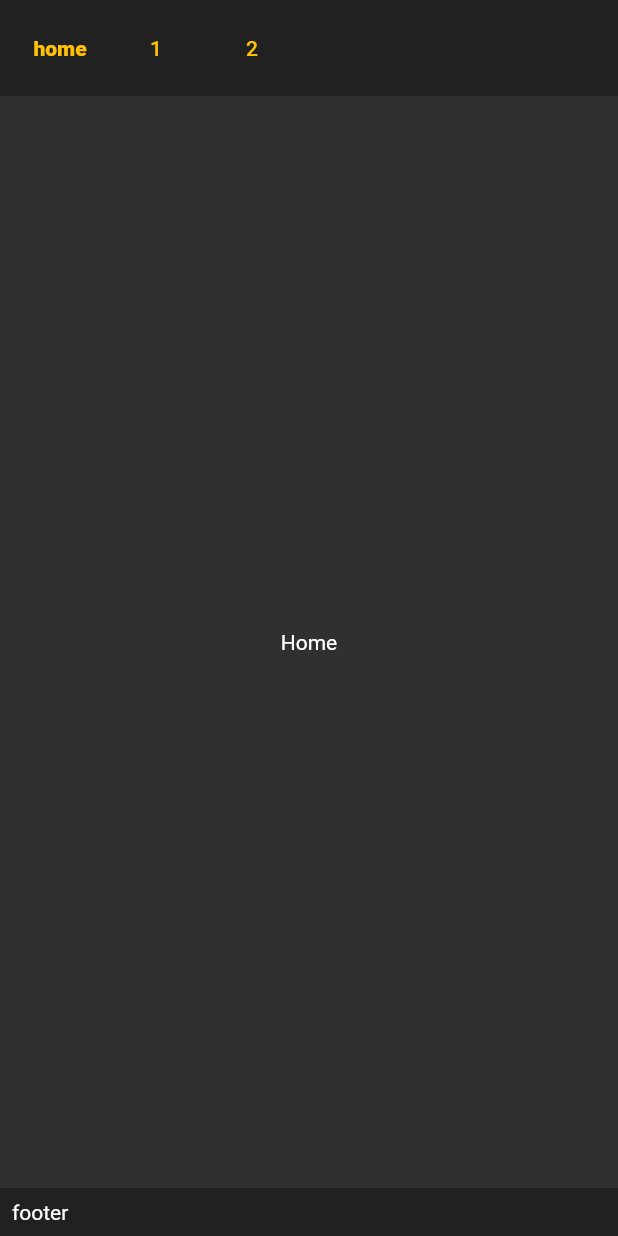
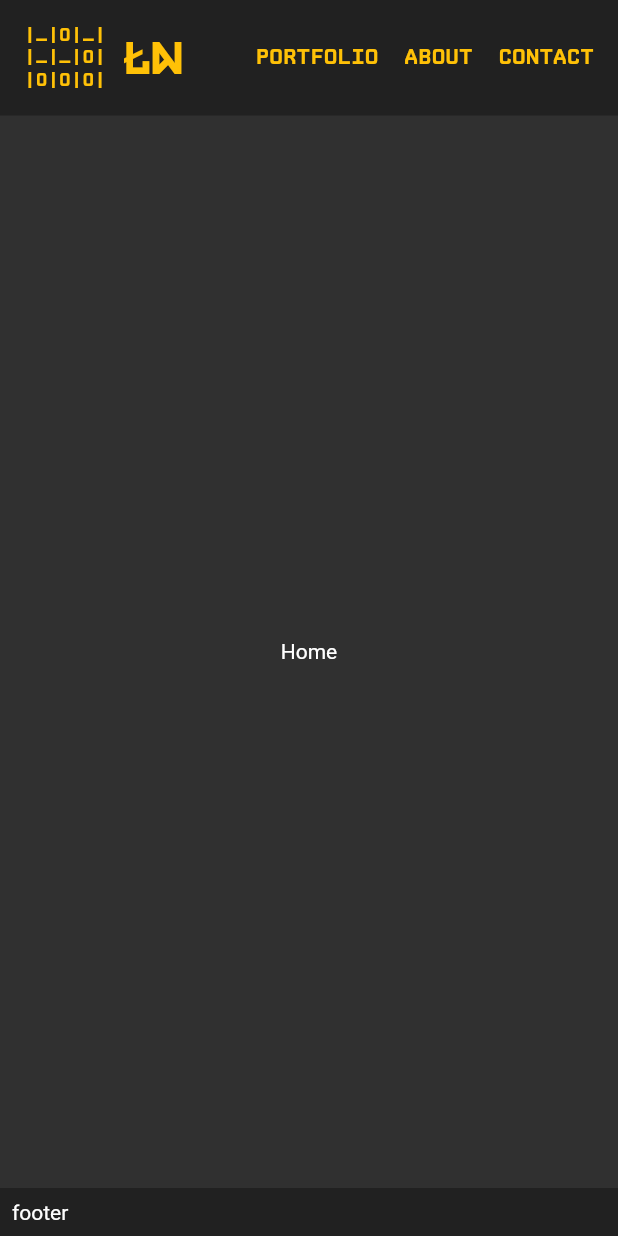
Before and after one commit to GenixPL/portfolio5, a Flutter app: the screen it shows after launch, on a phone screen of 412 x 824 dp. Run offline on Flutter 3.47's test engine with Material 2 defaults, Android fonts, the light colour scheme and no system bars; our stand-ins replace go_router.

Commit message:
screen renames, fonts and starting theme

```diff
--- a/lib/app.dart
+++ b/lib/app.dart
@@ -1,5 +1,6 @@
 import 'package:flutter/material.dart';
 import 'package:go_router/go_router.dart';
+import 'package:portfolio5/styles/_styles.dart';
 
 class App extends StatelessWidget {
   const App({
@@ -12,10 +13,7 @@ class App extends StatelessWidget {
   @override
   Widget build(BuildContext context) {
     return MaterialApp.router(
-      theme: ThemeData(
-        primarySwatch: Colors.amber,
-        brightness: Brightness.dark,
-      ),
+      theme: themeData,
       routerConfig: router,
     );
   }
--- a/lib/router.dart
+++ b/lib/router.dart
@@ -16,18 +16,26 @@ final GoRouter router = GoRouter(
           },
         ),
         GoRoute(
-          path: Screen1.path,
+          path: PortfolioScreen.path,
           pageBuilder: (BuildContext context, GoRouterState state) {
             return _defaultPageBuilder(
-              child: const Screen1(),
+              child: const PortfolioScreen(),
             );
           },
         ),
         GoRoute(
-          path: Screen2.path,
+          path: AboutScreen.path,
           pageBuilder: (BuildContext context, GoRouterState state) {
             return _defaultPageBuilder(
-              child: const Screen2(),
+              child: const AboutScreen(),
+            );
+          },
+        ),
+        GoRoute(
+          path: ContactScreen.path,
+          pageBuilder: (BuildContext context, GoRouterState state) {
+            return _defaultPageBuilder(
+              child: const ContactScreen(),
             );
           },
         ),
--- a/lib/screens/_screens.dart
+++ b/lib/screens/_screens.dart
@@ -1,3 +1,4 @@
+export 'about_screen.dart';
+export 'contact_screen.dart';
 export 'home_screen.dart';
-export 'screen_1.dart';
-export 'screen_2.dart';
+export 'portfolio_screen.dart';
--- a/lib/screens/screen_1.dart
+++ b/lib/screens/portfolio_screen.dart
@@ -1,10 +1,10 @@
 import 'package:flutter/material.dart';
 import 'package:portfolio5/widgets/_widgets.dart';
 
-class Screen1 extends StatelessWidget {
-  const Screen1({super.key});
+class PortfolioScreen extends StatelessWidget {
+  const PortfolioScreen({super.key});
 
-  static const String path = '/screen1';
+  static const String path = '/portfolio';
 
   @override
   Widget build(BuildContext context) {
@@ -13,7 +13,7 @@ class Screen1 extends StatelessWidget {
         style: ContentContainerStyle.centeredWithBottomFooter,
         footer: const Footer(),
         contents: <Widget>[
-          const Text('screen 1'),
+          const Text('portfolio'),
           Container(
             color: Colors.amber,
             height: 300,
--- /dev/null
+++ b/lib/styles/_styles.dart
@@ -0,0 +1,2 @@
+export 'font_family.dart';
+export 'theme_data.dart';
--- /dev/null
+++ b/lib/styles/font_family.dart
@@ -0,0 +1,13 @@
+enum FontFamily {
+  cpMono,
+  kontanter,
+  prime;
+
+  String assetName() {
+    return switch (this) {
+      cpMono => 'CPMono',
+      kontanter => 'Kontanter',
+      prime => 'Prime',
+    };
+  }
+}
--- /dev/null
+++ b/lib/styles/theme_data.dart
@@ -0,0 +1,19 @@
+import 'package:flutter/material.dart';
+
+final ThemeData themeData = ThemeData(
+  primarySwatch: Colors.amber,
+  brightness: Brightness.dark,
+  textButtonTheme: TextButtonThemeData(
+    style: ButtonStyle(
+      overlayColor: MaterialStateProperty.all(Colors.transparent),
+      foregroundColor: MaterialStateProperty.resolveWith<Color?>(
+        (Set<MaterialState> states) {
+          if (states.contains(MaterialState.hovered)) {
+            return Colors.white;
+          }
+          return null;
+        },
+      ),
+    ),
+  ),
+);
--- a/lib/widgets/_widgets.dart
+++ b/lib/widgets/_widgets.dart
@@ -1,3 +1,4 @@
+export 'common_buttons/_common_buttons.dart';
 export 'content_container.dart';
 export 'footer.dart';
 export 'shell.dart';
--- a/lib/widgets/top_bar.dart
+++ b/lib/widgets/top_bar.dart
@@ -1,6 +1,7 @@
 import 'package:flutter/material.dart';
 import 'package:go_router/go_router.dart';
 import 'package:portfolio5/screens/_screens.dart';
+import 'package:portfolio5/styles/_styles.dart';
 
 class TopBar extends StatelessWidget {
   const TopBar({
@@ -18,20 +19,46 @@ class TopBar extends StatelessWidget {
         padding: const EdgeInsets.all(8.0),
         child: Row(
           children: [
-            _Button(
+            TextButton(
+              onPressed: () => context.go(HomeScreen.path),
+              child: Row(
+                children: [
+                  Text(
+                    '|_|0|_|\n|_|_|0|\n|0|0|0|',
+                    style: TextStyle(
+                      height: 1.25,
+                      fontFamily: FontFamily.cpMono.assetName(),
+                      fontSize: 12.0,
+                    ),
+                  ),
+                  const SizedBox(width: 12.0),
+                  Text(
+                    // Letters' sizes are strange due to the font.
+                    'łN',
+                    style: TextStyle(
+                      height: 1.25,
+                      fontFamily: FontFamily.kontanter.assetName(),
+                      fontSize: 28.0,
+                    ),
+                  ),
+                ],
+              ),
+            ),
+            const Spacer(),
+            _SectionButton(
               currentRouteName: currentRouteName,
-              text: 'home',
-              path: HomeScreen.path,
+              text: 'Portfolio',
+              path: PortfolioScreen.path,
             ),
-            _Button(
+            _SectionButton(
               currentRouteName: currentRouteName,
-              text: '1',
-              path: Screen1.path,
+              text: 'About',
+              path: AboutScreen.path,
             ),
-            _Button(
+            _SectionButton(
               currentRouteName: currentRouteName,
-              text: '2',
-              path: Screen2.path,
+              text: 'Contact',
+              path: ContactScreen.path,
             ),
           ],
         ),
@@ -40,8 +67,8 @@ class TopBar extends StatelessWidget {
   }
 }
 
-class _Button extends StatelessWidget {
-  const _Button({
+class _SectionButton extends StatelessWidget {
+  const _SectionButton({
     required this.currentRouteName,
     required this.text,
     required this.path,
@@ -53,17 +80,17 @@ class _Button extends StatelessWidget {
 
   @override
   Widget build(BuildContext context) {
+    final bool isActive = path == currentRouteName;
+
     return TextButton(
-      onPressed: () {
-        context.go(path);
-      },
+      onPressed: () => context.go(path),
       child: Text(
-        text,
-        style: path == currentRouteName
-            ? const TextStyle(
-                fontWeight: FontWeight.w900,
-              )
-            : null,
+        text.toUpperCase(),
+        style: TextStyle(
+          fontWeight: isActive ? FontWeight.w900 : null,
+          fontFamily: FontFamily.cpMono.assetName(),
+          fontSize: isActive ? 20.0 : 14.0,
+        ),
       ),
     );
   }
```
Also changed, not shown: lib/screens/about_screen.dart (added, +33 -0 lines), lib/screens/contact_screen.dart (renamed from lib/screens/screen_2.dart, +4 -6 lines), pubspec.yaml (+10 -25 lines), assets/fonts/CPMono.otf (added), assets/fonts/Kontanter.otf (added), assets/fonts/Prime.otf (added), lib/widgets/common_buttons/_common_buttons.dart (added).
